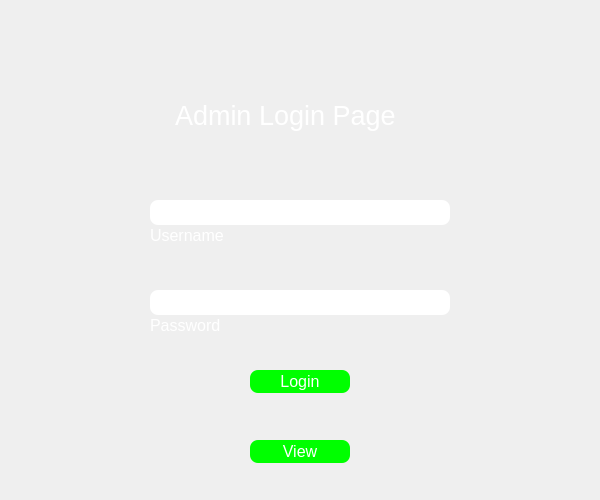
This is ui/AdminLoginPage.ui in Capnconn/3D_Organizational_Chart as Qt 5 draws it before an edit. The edited form follows.
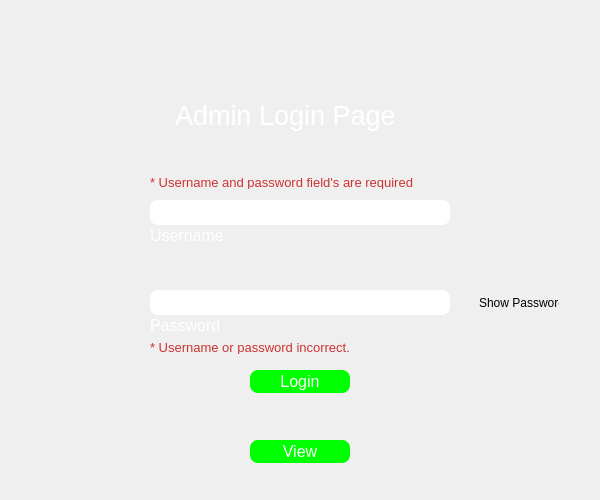
This is the edited form.

Commit message: added some authentication to the login form

```diff
--- a/ui/AdminLoginPage.ui
+++ b/ui/AdminLoginPage.ui
@@ -175,6 +175,67 @@
      <string>Admin Login Page</string>
     </property>
    </widget>
+   <widget class="QLabel" name="FieldMissing">
+    <property name="geometry">
+     <rect>
+      <x>150</x>
+      <y>175</y>
+      <width>300</width>
+      <height>14</height>
+     </rect>
+    </property>
+    <property name="font">
+     <font>
+      <pointsize>10</pointsize>
+     </font>
+    </property>
+    <property name="styleSheet">
+     <string notr="true">background-color: transparent;
+color: #CC3333;</string>
+    </property>
+    <property name="text">
+     <string>* Username and password field's are required</string>
+    </property>
+   </widget>
+   <widget class="QLabel" name="IncorrectField">
+    <property name="geometry">
+     <rect>
+      <x>150</x>
+      <y>340</y>
+      <width>300</width>
+      <height>14</height>
+     </rect>
+    </property>
+    <property name="font">
+     <font>
+      <pointsize>10</pointsize>
+     </font>
+    </property>
+    <property name="styleSheet">
+     <string notr="true">background-color: transparent;
+color: #CC3333;</string>
+    </property>
+    <property name="text">
+     <string>* Username or password incorrect.</string>
+    </property>
+   </widget>
+   <widget class="QCheckBox" name="ShowPassword">
+    <property name="geometry">
+     <rect>
+      <x>460</x>
+      <y>294</y>
+      <width>100</width>
+      <height>18</height>
+     </rect>
+    </property>
+    <property name="styleSheet">
+     <string notr="true">background-color: transparent;
+color: black;</string>
+    </property>
+    <property name="text">
+     <string>Show Password</string>
+    </property>
+   </widget>
   </widget>
  </widget>
  <resources/>
```
The commit also changes 1 other file.
